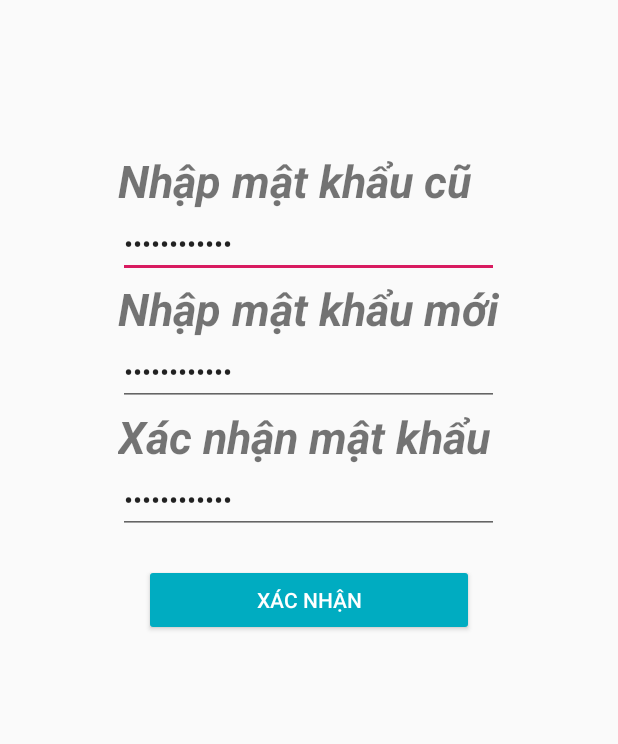
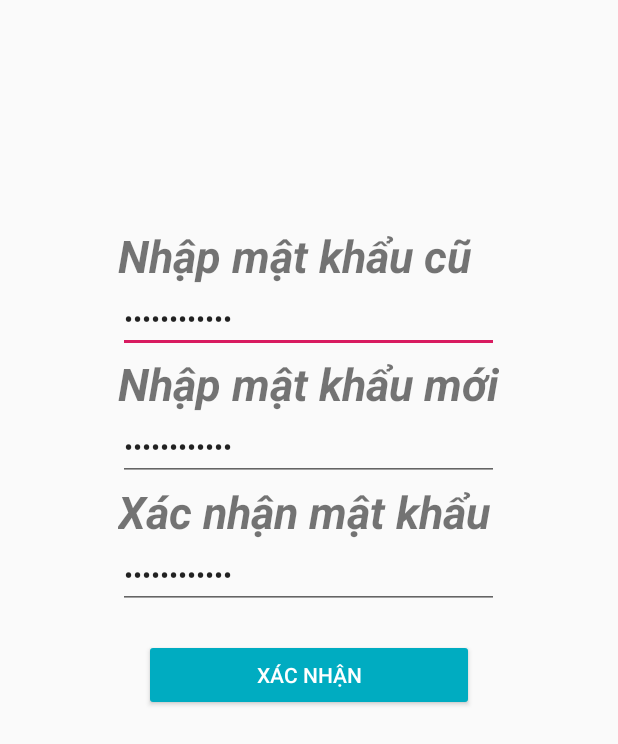
Before and after one commit to lamthienlap123/android, an Android app: the DoiMatKhau screen opened directly, with no data from a screen before it, on a phone screen of 412 x 824 dp. Shown: the top 744 px of the screen. Run offline under Robolectric (Android 15) with nearby library versions, the phone set to English and light mode, and no system bars.

Commit message:
Update activity_doi_mat_khau.xml

```diff
--- a/DA_LTDD/app/src/main/res/layout/activity_doi_mat_khau.xml
+++ b/DA_LTDD/app/src/main/res/layout/activity_doi_mat_khau.xml
@@ -1,5 +1,6 @@
 <?xml version="1.0" encoding="utf-8"?>
-<LinearLayout android:orientation="vertical" android:layout_height="match_parent" android:layout_width="match_parent"
+<LinearLayout xmlns:app="http://schemas.android.com/apk/res-auto"
+    android:orientation="vertical" android:layout_height="match_parent" android:layout_width="match_parent"
     xmlns:android="http://schemas.android.com/apk/res/android"
     xmlns:tools="http://schemas.android.com/tools"
     tools:context=".DoiMatKhau">
@@ -9,7 +10,7 @@
     android:layout_height="wrap_content"
     android:orientation="vertical"
     android:layout_gravity="center"
-    android:layout_marginTop="100dp">
+    android:layout_marginTop="150dp">
         <TextView
             android:id="@+id/textView1"
             android:layout_width="match_parent"
@@ -68,6 +69,7 @@
         android:layout_height="wrap_content"
         android:layout_width="220dp"
         android:backgroundTint="#00acc1"
-        style="@style/Widget.AppCompat.Button.Colored" />
+        style="@style/Widget.AppCompat.Button.Colored"
+        />
 
 </LinearLayout>
```
